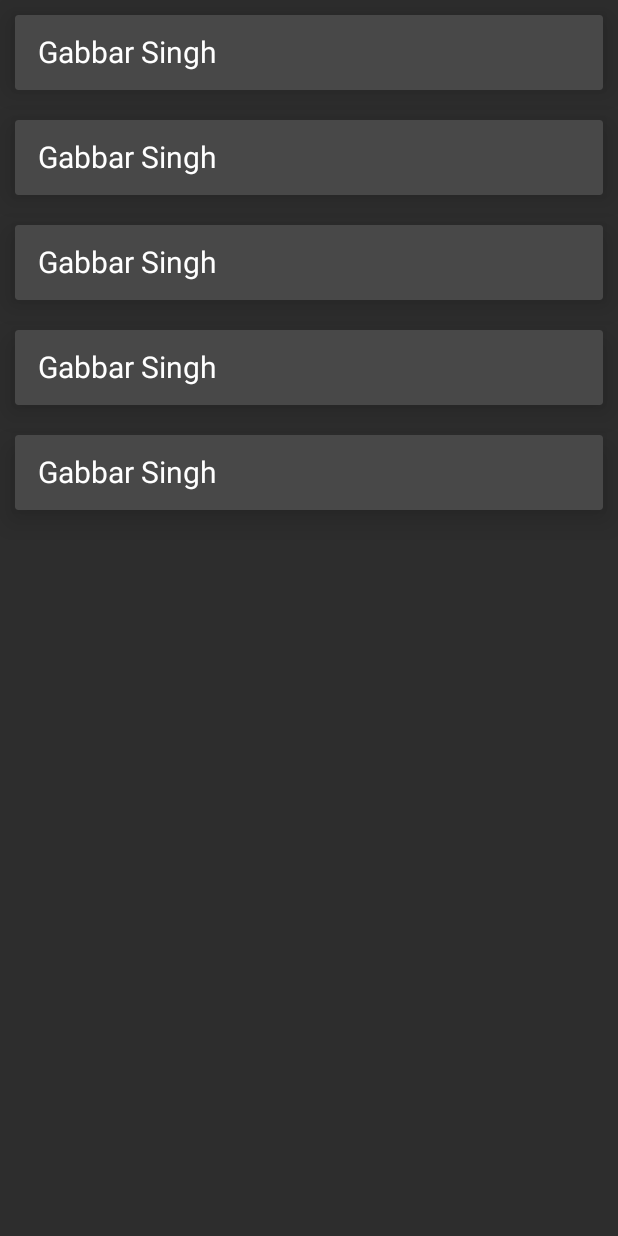
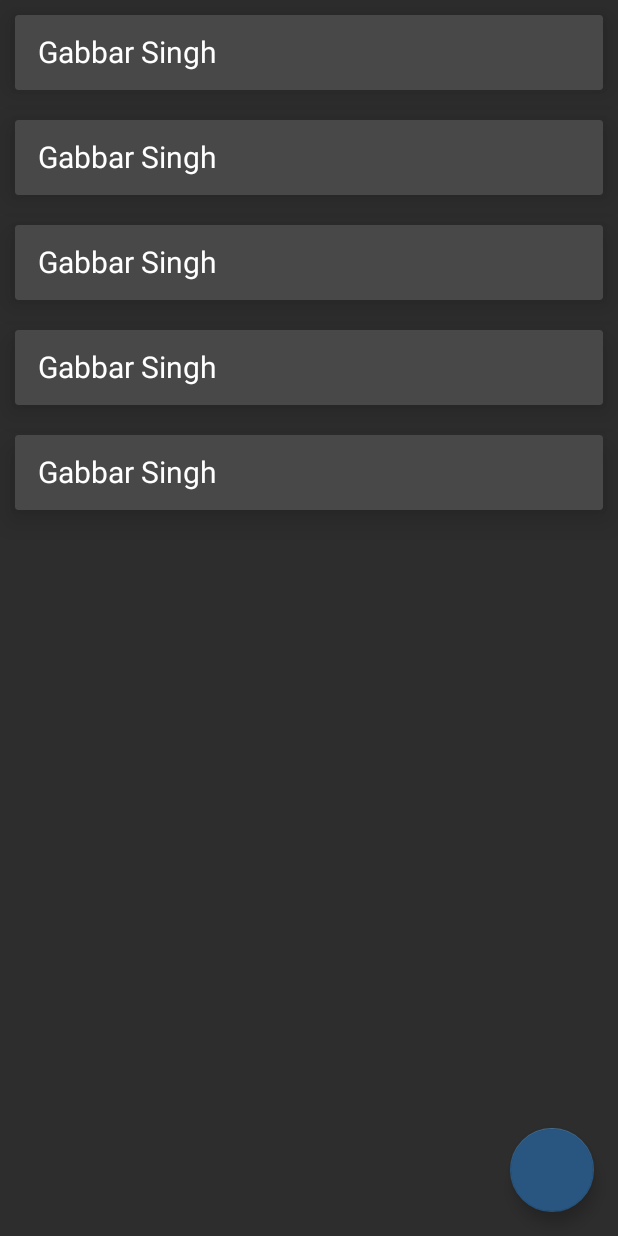
Before and after one commit to Divyang-Sharma/Split-It, an Android app: the layout fragment_group_members.xml on its own in the app's theme, with its tools: preview values and no code run, on a phone screen of 412 x 824 dp. Run offline under Robolectric (Android 15) with nearby library versions, the phone set to English and light mode, and no system bars.

Commit message:
Added Pop Up and Onclick, dialogbox

```diff
--- /dev/null
+++ b/app/src/main/res/drawable/ic_my_icon.xml
@@ -0,0 +1,4 @@
+<?xml version="1.0" encoding="utf-8"?>
+<selector xmlns:android="http://schemas.android.com/apk/res/android">
+
+</selector>
--- /dev/null
+++ b/app/src/main/res/drawable/ic_plus_24.xml
@@ -0,0 +1,4 @@
+<?xml version="1.0" encoding="utf-8"?>
+<selector xmlns:android="http://schemas.android.com/apk/res/android">
+
+</selector>
--- a/app/src/main/res/layout/fragment_group_members.xml
+++ b/app/src/main/res/layout/fragment_group_members.xml
@@ -1,18 +1,32 @@
 <?xml version="1.0" encoding="utf-8"?>
-<LinearLayout
-    xmlns:android="http://schemas.android.com/apk/res/android"
+<LinearLayout xmlns:android="http://schemas.android.com/apk/res/android"
     xmlns:tools="http://schemas.android.com/tools"
     android:layout_width="match_parent"
     android:layout_height="match_parent"
+    xmlns:app="http://schemas.android.com/apk/res-auto"
     android:orientation="vertical"
     tools:context=".MainActivity">
 
+    <FrameLayout
+        android:layout_width="match_parent"
+        android:layout_height="match_parent">
     <androidx.recyclerview.widget.RecyclerView
         android:id="@+id/recyclerview"
         android:layout_width="match_parent"
         android:layout_height="match_parent"
         android:background="#2D2D2D"
         tools:itemCount="5"
-        tools:listitem="@layout/card_view_design_members" />
+        tools:listitem="@layout/card_view_design_members" >
+
+    </androidx.recyclerview.widget.RecyclerView>
+    <com.google.android.material.floatingactionbutton.FloatingActionButton
+        android:id="@+id/add_member_button"
+        android:layout_width="wrap_content"
+        android:layout_height="wrap_content"
+        android:layout_gravity="bottom|right"
+        android:layout_margin="16dp"
+        android:contentDescription="fab_content_desc"
+        app:srcCompat="@drawable/ic_plus_24"/>
+    </FrameLayout>
 
 </LinearLayout>
--- a/app/src/main/res/layout/layout_dialog.xml
+++ b/app/src/main/res/layout/layout_dialog.xml
@@ -11,11 +11,10 @@
         android:layout_height="65dp"
         android:background="@color/white"
         android:hint="Group"
+        android:paddingLeft="22dp"
         android:textColor="#000000"
         android:textColorHighlight="#000000"
-        android:textColorLink="#000000"
-        android:paddingLeft="22dp"
-        />
+        android:textColorLink="#000000" />
 
 
 </RelativeLayout>
```
Also changed, not shown: app/src/main/java/com/example/split_it/fragments/GroupMembersFragment.kt (+58 -0 lines), app/src/main/res/layout/layout_dialog_new_member.xml (added, +32 -0 lines).
